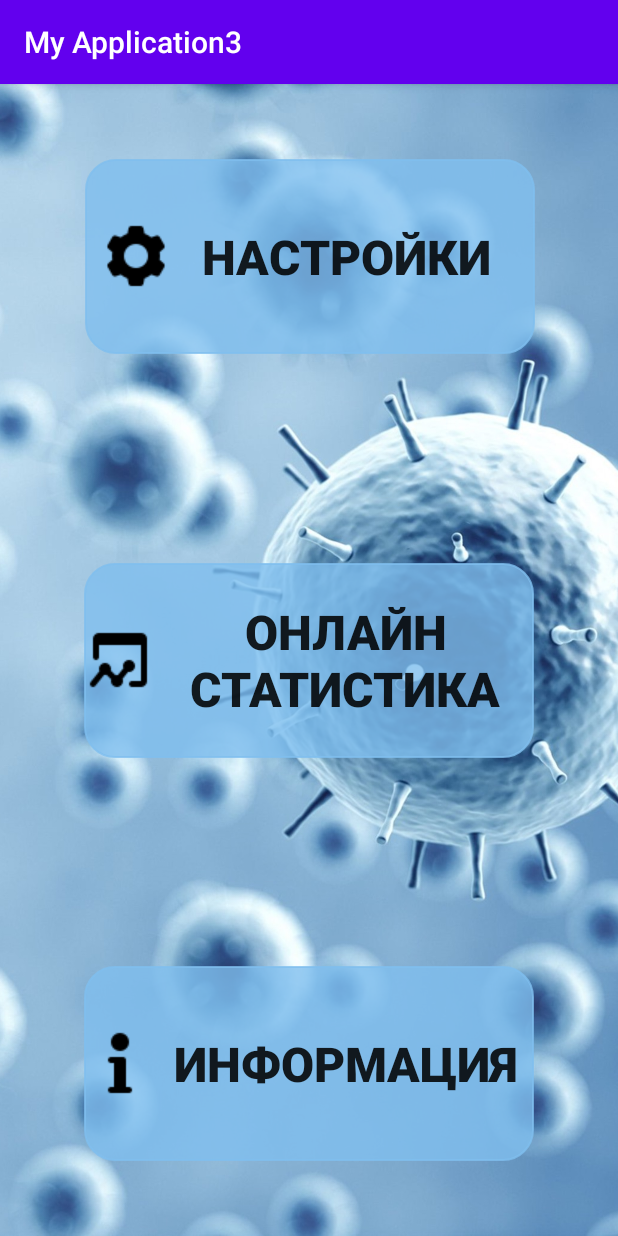
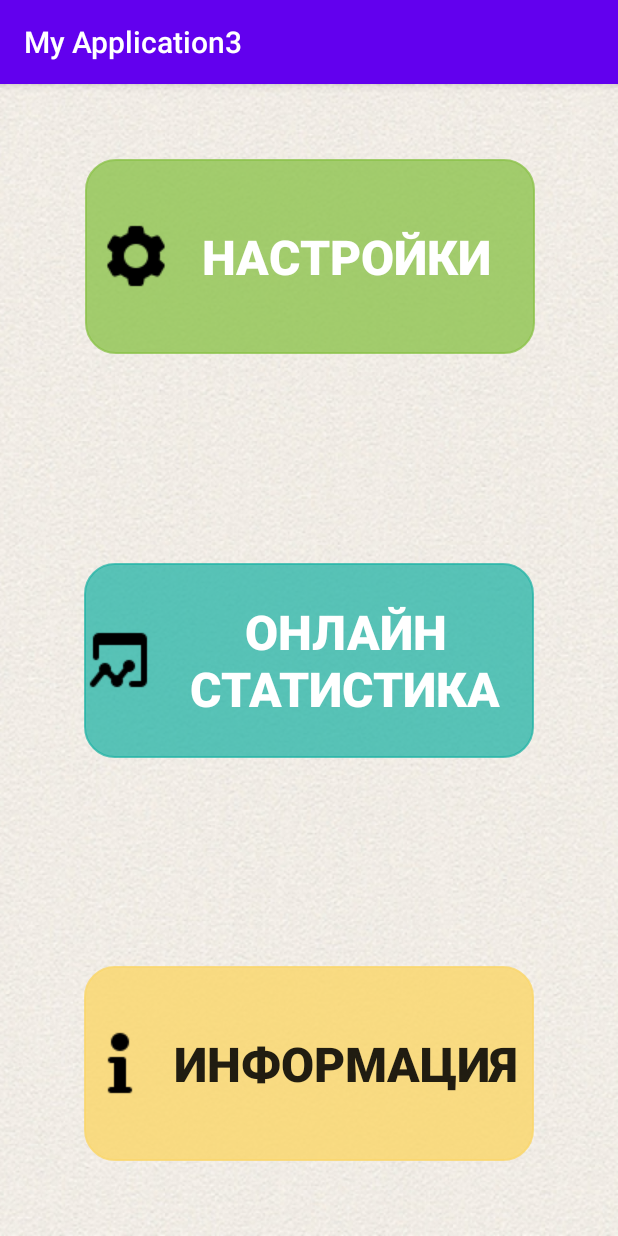
Before and after one commit to olli2017/CoronaNotification, an Android app: the screen it shows after launch (MainActivity), on a phone screen of 412 x 824 dp. Run offline under Robolectric (Android 15) with nearby library versions, the phone set to English and light mode, and no system bars.

Commit message:
main screen. green button is perfect

```diff
--- a/MyApplication3/app/src/main/res/layout/activity_main.xml
+++ b/MyApplication3/app/src/main/res/layout/activity_main.xml
@@ -9,7 +9,7 @@
     <ImageView
         android:layout_width="match_parent"
         android:layout_height="match_parent"
-        android:src="@drawable/cor4"
+        android:src="@drawable/main_back3"
         android:scaleType="centerCrop"/>
     <Button style="@style/Widget.AppCompat.Button"
         android:id="@+id/setting_button"
@@ -17,7 +17,7 @@
         android:layout_height="130dp"
         android:layout_marginTop="50dp"
         android:background="@drawable/bg_rounded"
-        android:backgroundTint="#CA80BFEF"
+        android:backgroundTint="#C68BC34A"
         android:drawableStart="@drawable/settings"
         android:gravity="center"
         android:onClick="displayNotificationSettings"
@@ -25,6 +25,7 @@
         android:text="@string/setting"
         android:textSize="32sp"
         android:textStyle="bold"
+        android:textColor="#FFFFFF"
         app:layout_constraintEnd_toEndOf="parent"
         app:layout_constraintHorizontal_bias="0.504"
         app:layout_constraintStart_toStartOf="parent"
@@ -36,13 +37,14 @@
         android:layout_width="300dp"
         android:layout_height="130dp"
         android:background="@drawable/bg_rounded"
-        android:backgroundTint="#CA80BFEF"
+        android:backgroundTint="#BC21B3A6"
         android:drawableStart="@drawable/statistic"
         android:gravity="center"
         android:onClick="displayOnlineStats"
         android:text="@string/online_stat"
         android:textSize="32sp"
         android:textStyle="bold"
+        android:textColor="#FFFFFF"
         app:layout_constraintBottom_toTopOf="@+id/info_button"
         app:layout_constraintEnd_toEndOf="parent"
         app:layout_constraintHorizontal_bias="0.5"
@@ -56,7 +58,7 @@
         android:layout_height="130dp"
         android:layout_marginBottom="50dp"
         android:background="@drawable/bg_rounded"
-        android:backgroundTint="#CA80BFEF"
+        android:backgroundTint="#D2FAD76D"
         android:drawableStart="@drawable/info"
         android:gravity="center"
         android:onClick="displayInfoImage"
```
Also changed, not shown: MyApplication3/app/src/main/res/drawable/main_back3.jpg (added).
